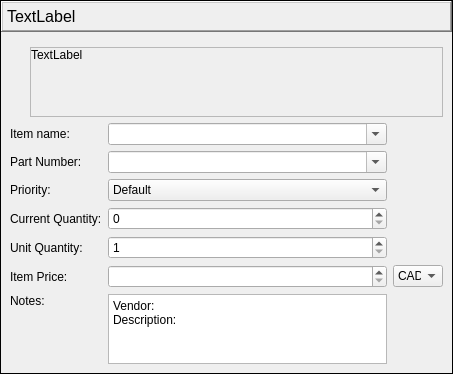
TheCodingJsoftware/Invigo, file ui/add_item_dialog.ui: the form before one commit.
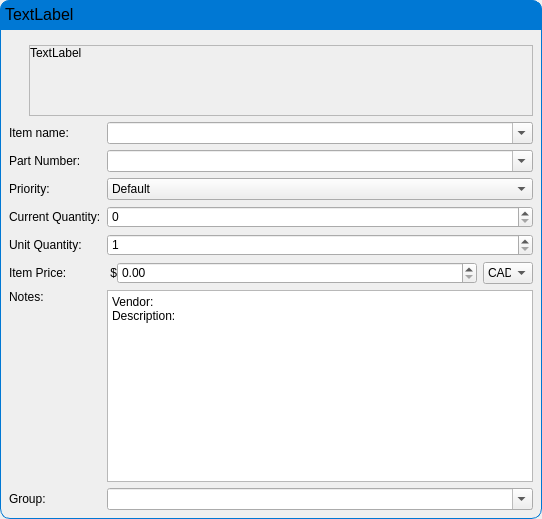
The form after the commit.

```diff
--- a/ui/add_item_dialog.ui
+++ b/ui/add_item_dialog.ui
@@ -6,8 +6,8 @@
    <rect>
     <x>0</x>
     <y>0</y>
-    <width>453</width>
-    <height>373</height>
+    <width>542</width>
+    <height>519</height>
    </rect>
   </property>
   <property name="windowTitle">
@@ -30,7 +30,7 @@
     <number>0</number>
    </property>
    <item>
-    <widget class="QFrame" name="frame">
+    <widget class="QWidget" name="widget" native="true">
      <property name="contextMenuPolicy">
       <enum>Qt::ActionsContextMenu</enum>
      </property>
@@ -38,10 +38,13 @@
       <bool>false</bool>
      </property>
      <property name="styleSheet">
-      <string notr="true"/>
-     </property>
-     <property name="frameShape">
-      <enum>QFrame::Box</enum>
+      <string notr="true">QWidget#widget{
+	border-top-left-radius:10px;
+	border-bottom-left-radius:10px;
+	border-top-right-radius:10px;
+	border-bottom-right-radius:10px;
+	border: 1px solid  rgb(0,120,212);;
+}</string>
      </property>
      <layout class="QVBoxLayout" name="verticalLayout_3" stretch="0,0">
       <property name="leftMargin">
@@ -58,6 +61,12 @@
       </property>
       <item>
        <widget class="QLabel" name="lblTitle">
+        <property name="minimumSize">
+         <size>
+          <width>0</width>
+          <height>30</height>
+         </size>
+        </property>
         <property name="maximumSize">
          <size>
           <width>16777215</width>
@@ -69,11 +78,18 @@
           <pointsize>12</pointsize>
          </font>
         </property>
+        <property name="styleSheet">
+         <string notr="true">background-color: rgb(0,120,212);
+border-top-left-radius:10px;
+border-top-right-radius:10px;
+border: 1px solid  rgb(0,120,212);
+</string>
+        </property>
         <property name="frameShape">
-         <enum>QFrame::WinPanel</enum>
+         <enum>QFrame::Box</enum>
         </property>
         <property name="frameShadow">
-         <enum>QFrame::Raised</enum>
+         <enum>QFrame::Sunken</enum>
         </property>
         <property name="text">
          <string>TextLabel</string>
@@ -136,8 +152,8 @@
               <rect>
                <x>0</x>
                <y>0</y>
-               <width>401</width>
-               <height>69</height>
+               <width>492</width>
+               <height>73</height>
               </rect>
              </property>
              <layout class="QVBoxLayout" name="verticalLayout_4">
@@ -180,34 +196,24 @@
         </item>
         <item>
          <layout class="QGridLayout" name="gridLayout" columnminimumwidth="0,0,0,0">
-          <item row="5" column="2">
-           <widget class="QDoubleSpinBox" name="doubleSpinBox_price">
-            <property name="specialValueText">
-             <string> </string>
-            </property>
-            <property name="accelerated">
-             <bool>true</bool>
-            </property>
-            <property name="showGroupSeparator" stdset="0">
-             <bool>false</bool>
-            </property>
-            <property name="prefix">
-             <string>$</string>
-            </property>
-            <property name="suffix">
-             <string> CAD</string>
-            </property>
-            <property name="maximum">
-             <double>999999999.000000000000000</double>
-            </property>
-           </widget>
-          </item>
           <item row="6" column="2">
            <widget class="QPlainTextEdit" name="plainTextEdit_notes">
+            <property name="tabChangesFocus">
+             <bool>true</bool>
+            </property>
+            <property name="documentTitle">
+             <string/>
+            </property>
             <property name="plainText">
              <string>Vendor: 
 Description: </string>
             </property>
+            <property name="backgroundVisible">
+             <bool>false</bool>
+            </property>
+            <property name="centerOnScroll">
+             <bool>false</bool>
+            </property>
             <property name="placeholderText">
              <string>Notes...</string>
             </property>
@@ -223,13 +229,10 @@
             </property>
            </widget>
           </item>
-          <item row="0" column="0">
-           <widget class="QLabel" name="label">
+          <item row="7" column="0">
+           <widget class="QLabel" name="label_8">
             <property name="text">
-             <string>Item name:</string>
-            </property>
-            <property name="alignment">
-             <set>Qt::AlignLeading|Qt::AlignLeft|Qt::AlignVCenter</set>
+             <string>Group:</string>
             </property>
            </widget>
           </item>
@@ -270,26 +273,16 @@
             </item>
            </widget>
           </item>
-          <item row="5" column="0">
-           <widget class="QLabel" name="label_5">
+          <item row="0" column="0">
+           <widget class="QLabel" name="label">
             <property name="text">
-             <string>Item Price:</string>
+             <string>Item name:</string>
             </property>
             <property name="alignment">
              <set>Qt::AlignLeading|Qt::AlignLeft|Qt::AlignVCenter</set>
             </property>
            </widget>
           </item>
-          <item row="3" column="2">
-           <widget class="QSpinBox" name="spinBox_current_quantity">
-            <property name="accelerated">
-             <bool>true</bool>
-            </property>
-            <property name="maximum">
-             <number>9999999</number>
-            </property>
-           </widget>
-          </item>
           <item row="3" column="0">
            <widget class="QLabel" name="label_7">
             <property name="text">
@@ -297,6 +290,26 @@
             </property>
            </widget>
           </item>
+          <item row="3" column="2">
+           <widget class="QSpinBox" name="spinBox_current_quantity">
+            <property name="accelerated">
+             <bool>true</bool>
+            </property>
+            <property name="maximum">
+             <number>9999999</number>
+            </property>
+           </widget>
+          </item>
+          <item row="5" column="0">
+           <widget class="QLabel" name="label_5">
+            <property name="text">
+             <string>Item Price:</string>
+            </property>
+            <property name="alignment">
+             <set>Qt::AlignLeading|Qt::AlignLeft|Qt::AlignVCenter</set>
+            </property>
+           </widget>
+          </item>
           <item row="4" column="0">
            <widget class="QLabel" name="label_3">
             <property name="text">
@@ -307,6 +320,13 @@
             </property>
            </widget>
           </item>
+          <item row="1" column="0">
+           <widget class="QLabel" name="label_6">
+            <property name="text">
+             <string>Part Number:</string>
+            </property>
+           </widget>
+          </item>
           <item row="4" column="2">
            <widget class="QSpinBox" name="spinBox_unit_quantity">
             <property name="accelerated">
@@ -320,42 +340,6 @@
             </property>
            </widget>
           </item>
-          <item row="1" column="0">
-           <widget class="QLabel" name="label_6">
-            <property name="text">
-             <string>Part Number:</string>
-            </property>
-           </widget>
-          </item>
-          <item row="5" column="3">
-           <widget class="QComboBox" name="comboBox_exchange_price">
-            <property name="sizePolicy">
-             <sizepolicy hsizetype="Fixed" vsizetype="Fixed">
-              <horstretch>0</horstretch>
-              <verstretch>0</verstretch>
-             </sizepolicy>
-            </property>
-            <property name="maximumSize">
-             <size>
-              <width>50</width>
-              <height>16777215</height>
-             </size>
-            </property>
-            <property name="currentText">
-             <string>CAD</string>
-            </property>
-            <item>
-             <property name="text">
-              <string>CAD</string>
-             </property>
-            </item>
-            <item>
-             <property name="text">
-              <string>USD</string>
-             </property>
-            </item>
-           </widget>
-          </item>
           <item row="1" column="2">
            <widget class="QComboBox" name="lineEdit_part_number">
             <property name="editable">
@@ -370,6 +354,111 @@
             </property>
            </widget>
           </item>
+          <item row="7" column="2">
+           <widget class="QComboBox" name="comboBox_group">
+            <property name="editable">
+             <bool>true</bool>
+            </property>
+            <property name="currentText">
+             <string/>
+            </property>
+           </widget>
+          </item>
+          <item row="5" column="2">
+           <layout class="QHBoxLayout" name="horizontalLayout_3" stretch="0,0,0,0">
+            <property name="spacing">
+             <number>0</number>
+            </property>
+            <item>
+             <widget class="QLabel" name="label_9">
+              <property name="maximumSize">
+               <size>
+                <width>10</width>
+                <height>16777215</height>
+               </size>
+              </property>
+              <property name="font">
+               <font>
+                <pointsize>9</pointsize>
+               </font>
+              </property>
+              <property name="text">
+               <string>$</string>
+              </property>
+              <property name="alignment">
+               <set>Qt::AlignRight|Qt::AlignTrailing|Qt::AlignVCenter</set>
+              </property>
+             </widget>
+            </item>
+            <item>
+             <widget class="QDoubleSpinBox" name="doubleSpinBox_price">
+              <property name="specialValueText">
+               <string/>
+              </property>
+              <property name="accelerated">
+               <bool>true</bool>
+              </property>
+              <property name="showGroupSeparator" stdset="0">
+               <bool>false</bool>
+              </property>
+              <property name="prefix">
+               <string/>
+              </property>
+              <property name="suffix">
+               <string/>
+              </property>
+              <property name="maximum">
+               <double>999999999.000000000000000</double>
+              </property>
+             </widget>
+            </item>
+            <item>
+             <spacer name="horizontalSpacer">
+              <property name="orientation">
+               <enum>Qt::Horizontal</enum>
+              </property>
+              <property name="sizeType">
+               <enum>QSizePolicy::Fixed</enum>
+              </property>
+              <property name="sizeHint" stdset="0">
+               <size>
+                <width>6</width>
+                <height>20</height>
+               </size>
+              </property>
+             </spacer>
+            </item>
+            <item>
+             <widget class="QComboBox" name="comboBox_exchange_price">
+              <property name="sizePolicy">
+               <sizepolicy hsizetype="Fixed" vsizetype="Fixed">
+                <horstretch>0</horstretch>
+                <verstretch>0</verstretch>
+               </sizepolicy>
+              </property>
+              <property name="maximumSize">
+               <size>
+                <width>50</width>
+                <height>16777215</height>
+               </size>
+              </property>
+              <property name="currentText">
+               <string>CAD</string>
+              </property>
+              <item>
+               <property name="text">
+                <string>CAD</string>
+               </property>
+              </item>
+              <item>
+               <property name="text">
+                <string>USD</string>
+               </property>
+              </item>
+             </widget>
+            </item>
+           </layout>
+          </item>
          </layout>
         </item>
         <item>
```
